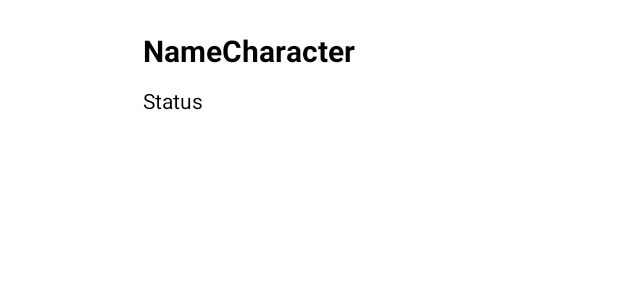
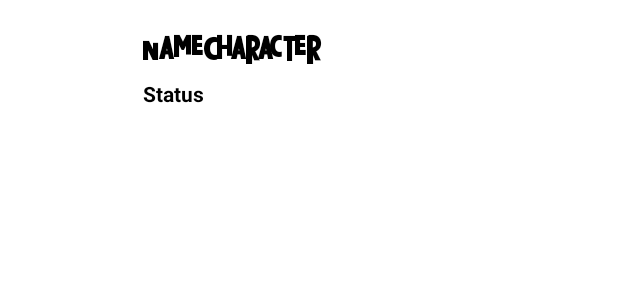
Before and after one commit to GabrielAntunes12/RickProjectMy, an Android app: the layout character_item.xml on its own in the app's theme, with its tools: preview values and no code run, on a phone screen of 412 x 824 dp. Shown: the top 300 px of the screen. Run offline under Robolectric (Android 15) with nearby library versions, the phone set to English and light mode, and no system bars; network calls fail.

Commit message:
-- Design Modified details.

```diff
--- a/app/src/main/res/layout/character_item.xml
+++ b/app/src/main/res/layout/character_item.xml
@@ -20,7 +20,8 @@
         android:layout_height="wrap_content"
         android:layout_toRightOf="@+id/image_character"
         android:text="NameCharacter"
-        android:textSize="20sp"
+        android:textSize="25sp"
+        android:fontFamily="@font/upandown"
         android:textColor="@color/black"
         android:layout_marginTop="10dp"
         android:layout_marginStart="15dp"
@@ -35,6 +36,7 @@
         android:textColor="@color/black"
         android:layout_height="wrap_content"
         android:text="Status"
+        android:textStyle="bold"
         android:layout_below="@+id/name_character"
         android:layout_toRightOf="@+id/image_character"
         />
--- a/app/src/main/res/layout/loading_bar.xml
+++ b/app/src/main/res/layout/loading_bar.xml
@@ -5,7 +5,7 @@
     android:layout_height="match_parent"
     android:background="@drawable/background_default"
     android:id="@+id/loading_bar"
-    android:visibility="visible">
+    android:visibility="gone">
 
     <TextView
         android:id="@+id/textView5"
```
Also changed, not shown: app/src/main/res/font/upandown.ttf (added).
